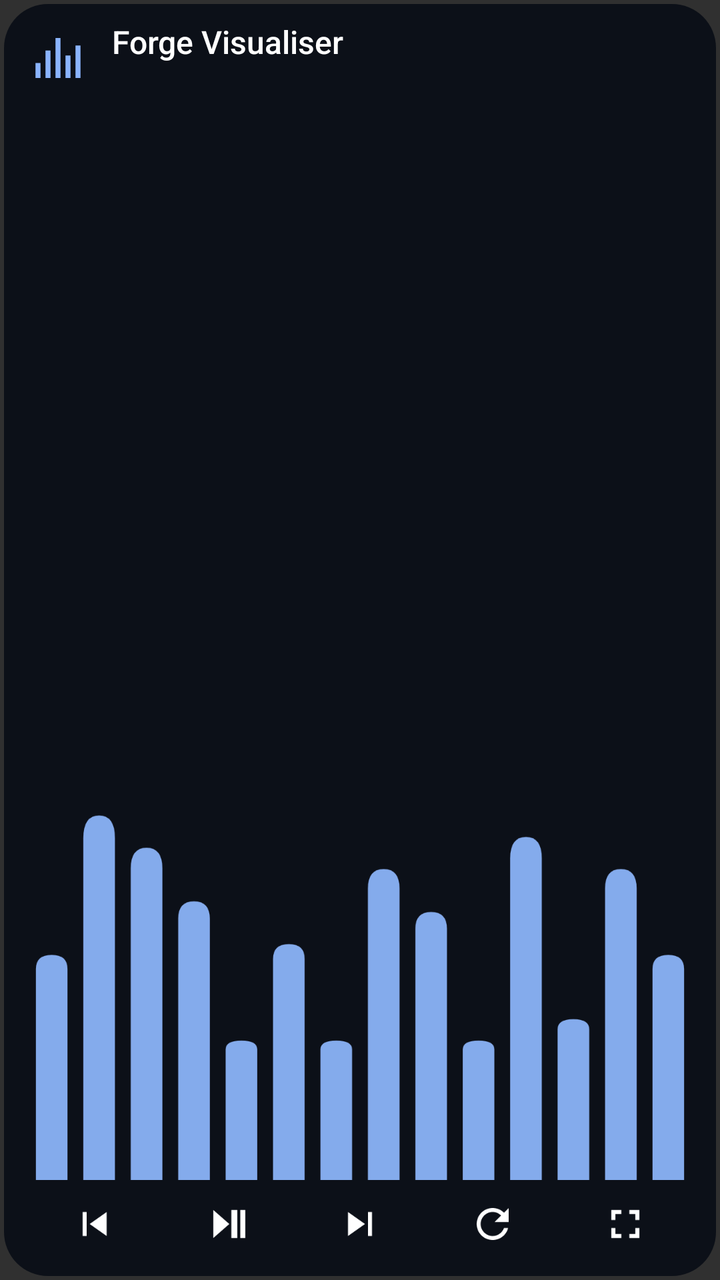
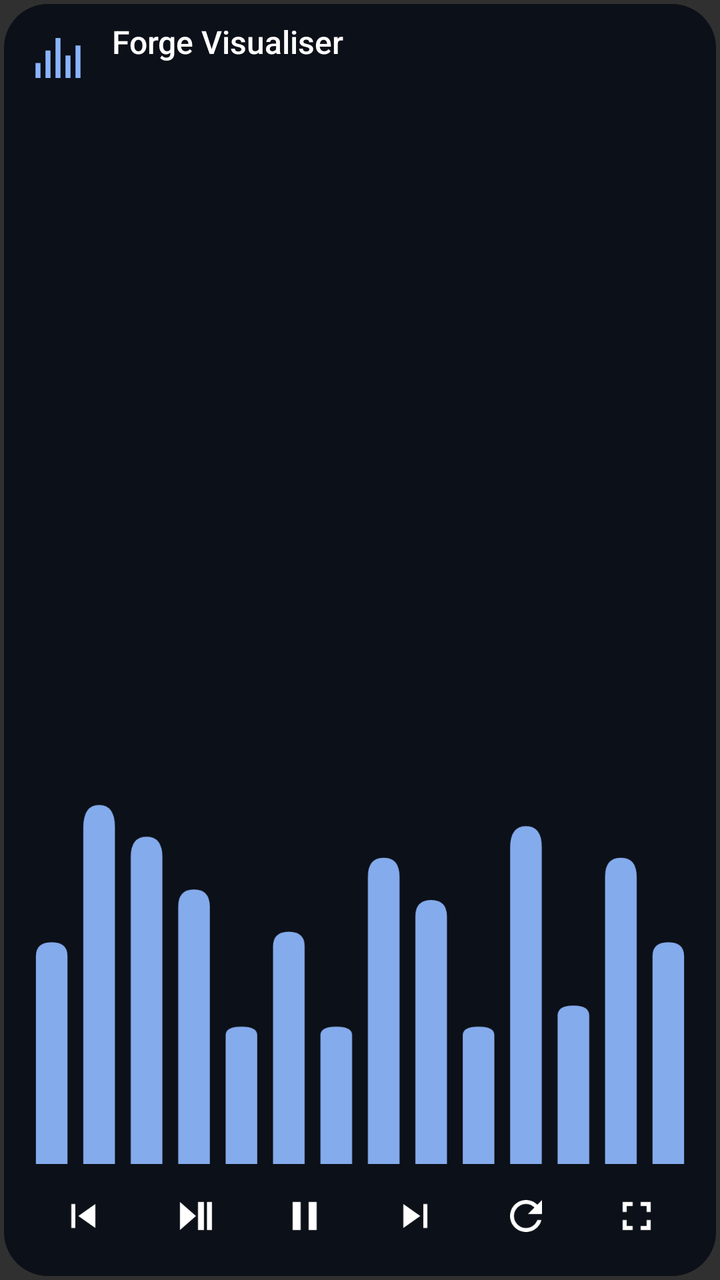

Screens rendered from an Android XML layout before and after an edit, with the pre-edit source and the edit as a unified diff.
<!-- AndroidManifest.xml: application theme android:Theme.Material.NoActionBar.Fullscreen -->
<!-- res/layout/widget_visualiser.xml -->
<?xml version="1.0" encoding="utf-8"?>
<FrameLayout xmlns:android="http://schemas.android.com/apk/res/android"
    android:id="@+id/root" android:layout_width="match_parent" android:layout_height="match_parent"
    android:padding="2dp">
  <ImageView android:id="@+id/bg" android:layout_width="match_parent"
      android:layout_height="match_parent" android:src="@drawable/panel" android:scaleType="fitXY"
      android:tint="#e60b0f17" android:contentDescription="@null" />
  <LinearLayout android:layout_width="match_parent" android:layout_height="match_parent"
      android:orientation="vertical" android:gravity="center_vertical" android:paddingStart="12dp"
      android:paddingEnd="12dp" android:paddingTop="8dp" android:paddingBottom="6dp">
    <LinearLayout android:id="@+id/open" android:layout_width="match_parent"
        android:layout_height="wrap_content" android:orientation="horizontal"
        android:gravity="center_vertical">
      <ImageView android:layout_width="30dp" android:layout_height="30dp"
          android:src="@drawable/ic_bars" android:contentDescription="@null" />
      <LinearLayout android:layout_width="0dp" android:layout_height="wrap_content"
          android:layout_weight="1" android:orientation="vertical" android:layout_marginStart="12dp">
        <TextView android:id="@+id/name" android:layout_width="match_parent"
            android:layout_height="wrap_content" android:text="@string/viz_name" android:textSize="16sp"
            android:textColor="#ffffffff" android:singleLine="true" android:ellipsize="end"
            android:fontFamily="sans-serif-medium" />
        <TextView android:id="@+id/info" android:layout_width="match_parent"
            android:layout_height="wrap_content" android:textSize="12sp" android:textColor="#b3d6e8ff"
            android:singleLine="true" android:ellipsize="end" />
      </LinearLayout>
    </LinearLayout>
    
    <ProgressBar android:id="@+id/bars" android:layout_width="match_parent"
        android:layout_height="0dp" android:layout_weight="1" android:layout_marginTop="6dp"
        android:indeterminate="true" android:indeterminateOnly="false"
        android:progressDrawable="@null" android:indeterminateDrawable="@drawable/viz_bars"
        android:indeterminateTint="#ff8fb8ff" android:indeterminateTintMode="src_in"
        android:minWidth="0dp" android:minHeight="18dp" android:maxWidth="4000dp"
        android:maxHeight="4000dp" android:importantForAccessibility="no" />
    <LinearLayout android:layout_width="match_parent" android:layout_height="40dp"
        android:layout_marginTop="2dp" android:orientation="horizontal" android:gravity="center">
      <ImageButton android:id="@+id/prev" android:layout_width="0dp" android:layout_height="40dp"
          android:layout_weight="1" android:src="@drawable/ic_prev" android:background="@null"
          android:contentDescription="Previous song" />
      <ImageButton android:id="@+id/play" android:layout_width="0dp" android:layout_height="40dp"
          android:layout_weight="1" android:src="@drawable/ic_play_pause" android:background="@null"
          android:contentDescription="Play or pause" />
      <ImageButton android:id="@+id/next" android:layout_width="0dp" android:layout_height="40dp"
          android:layout_weight="1" android:src="@drawable/ic_next" android:background="@null"
          android:contentDescription="Next song" />
      <ImageButton android:id="@+id/look" android:layout_width="0dp" android:layout_height="40dp"
          android:layout_weight="1" android:src="@drawable/ic_look" android:background="@null"
          android:contentDescription="Next look" />
      <ImageButton android:id="@+id/full" android:layout_width="0dp" android:layout_height="40dp"
          android:layout_weight="1" android:src="@drawable/ic_full" android:background="@null"
          android:contentDescription="Full screen" />
    </LinearLayout>
  </LinearLayout>
</FrameLayout>
<!-- resources referenced by this layout -->
<resources>
  <!-- drawable ic_bars (drawable) -->
  <?xml version="1.0" encoding="utf-8"?>
  <vector xmlns:android="http://schemas.android.com/apk/res/android"
      android:width="24dp" android:height="24dp" android:viewportWidth="24" android:viewportHeight="24">
    <path android:fillColor="#ff8ab4ff" android:pathData="M3,14h2v6H3zM7,9h2v11H7zM11,4h2v16h-2zM15,11h2v9h-2zM19,7h2v13h-2z" />
  </vector>
  <!-- drawable ic_full (drawable) -->
  <?xml version="1.0" encoding="utf-8"?>
  <vector xmlns:android="http://schemas.android.com/apk/res/android"
      android:width="24dp" android:height="24dp" android:viewportWidth="24" android:viewportHeight="24">
    <path android:fillColor="#ffffffff" android:pathData="M7,14H5v5h5v-2H7v-3zM5,10h2V7h3V5H5v5zM17,17h-3v2h5v-5h-2v3zM14,5v2h3v3h2V5h-5z" />
  </vector>
  <!-- drawable ic_look (drawable) -->
  <?xml version="1.0" encoding="utf-8"?>
  <vector xmlns:android="http://schemas.android.com/apk/res/android"
      android:width="24dp" android:height="24dp" android:viewportWidth="24" android:viewportHeight="24">
    <path android:fillColor="#ffffffff" android:pathData="M17.65,6.35C16.2,4.9 14.21,4 12,4c-4.42,0 -7.99,3.58 -7.99,8s3.57,8 7.99,8c3.73,0 6.84,-2.55 7.73,-6h-2.08c-0.82,2.33 -3.04,4 -5.65,4 -3.31,0 -6,-2.69 -6,-6s2.69,-6 6,-6c1.66,0 3.14,0.69 4.22,1.78L13,11h7V4l-2.35,2.35z" />
  </vector>
  <!-- drawable ic_next (drawable) -->
  <?xml version="1.0" encoding="utf-8"?>
  <vector xmlns:android="http://schemas.android.com/apk/res/android"
      android:width="24dp" android:height="24dp" android:viewportWidth="24" android:viewportHeight="24">
    <path android:fillColor="#ffffffff" android:pathData="M6,18l8.5,-6L6,6v12zM16,6v12h2V6h-2z" />
  </vector>
  <!-- drawable ic_play_pause (drawable) -->
  <?xml version="1.0" encoding="utf-8"?>
  <vector xmlns:android="http://schemas.android.com/apk/res/android"
      android:width="24dp" android:height="24dp" android:viewportWidth="24" android:viewportHeight="24">
    <path android:fillColor="#ffffffff" android:pathData="M5,5v14l8,-7zM14,5h3v14h-3zM18.5,5h2.5v14h-2.5z" />
  </vector>
  <!-- drawable ic_prev (drawable) -->
  <?xml version="1.0" encoding="utf-8"?>
  <vector xmlns:android="http://schemas.android.com/apk/res/android"
      android:width="24dp" android:height="24dp" android:viewportWidth="24" android:viewportHeight="24">
    <path android:fillColor="#ffffffff" android:pathData="M6,6h2v12H6zM9.5,12l8.5,6V6z" />
  </vector>
  <!-- drawable panel (drawable) -->
  <?xml version="1.0" encoding="utf-8"?>
  <shape xmlns:android="http://schemas.android.com/apk/res/android" android:shape="rectangle">
    <solid android:color="#ff121826" />
    <corners android:radius="22dp" />
  </shape>
  <!-- drawable viz_bars: vector/xml drawable (drawable, 8401 chars, omitted) -->
  <string name="viz_name">Forge Visualiser</string>
</resources>

<!-- the commit's change to res/layout/widget_visualiser.xml (unified diff, before → after) -->
@@ -32,21 +32,24 @@
         android:indeterminateTint="#ff8fb8ff" android:indeterminateTintMode="src_in"
         android:minWidth="0dp" android:minHeight="18dp" android:maxWidth="4000dp"
         android:maxHeight="4000dp" android:importantForAccessibility="no" />
-    <LinearLayout android:layout_width="match_parent" android:layout_height="40dp"
+    <LinearLayout android:layout_width="match_parent" android:layout_height="48dp"
         android:layout_marginTop="2dp" android:orientation="horizontal" android:gravity="center">
-      <ImageButton android:id="@+id/prev" android:layout_width="0dp" android:layout_height="40dp"
+      <ImageButton android:id="@+id/prev" android:layout_width="0dp" android:layout_height="48dp"
           android:layout_weight="1" android:src="@drawable/ic_prev" android:background="@null"
           android:contentDescription="Previous song" />
-      <ImageButton android:id="@+id/play" android:layout_width="0dp" android:layout_height="40dp"
+      <ImageButton android:id="@+id/play" android:layout_width="0dp" android:layout_height="48dp"
           android:layout_weight="1" android:src="@drawable/ic_play_pause" android:background="@null"
           android:contentDescription="Play or pause" />
-      <ImageButton android:id="@+id/next" android:layout_width="0dp" android:layout_height="40dp"
+      <ImageButton android:id="@+id/pause" android:layout_width="0dp" android:layout_height="48dp"
+          android:layout_weight="1" android:src="@drawable/ic_pause" android:background="@null"
+          android:contentDescription="Pause" />
+      <ImageButton android:id="@+id/next" android:layout_width="0dp" android:layout_height="48dp"
           android:layout_weight="1" android:src="@drawable/ic_next" android:background="@null"
           android:contentDescription="Next song" />
-      <ImageButton android:id="@+id/look" android:layout_width="0dp" android:layout_height="40dp"
+      <ImageButton android:id="@+id/look" android:layout_width="0dp" android:layout_height="48dp"
           android:layout_weight="1" android:src="@drawable/ic_look" android:background="@null"
           android:contentDescription="Next look" />
-      <ImageButton android:id="@+id/full" android:layout_width="0dp" android:layout_height="40dp"
+      <ImageButton android:id="@+id/full" android:layout_width="0dp" android:layout_height="48dp"
           android:layout_weight="1" android:src="@drawable/ic_full" android:background="@null"
           android:contentDescription="Full screen" />
     </LinearLayout>
<!-- resource entries referenced after the edit -->
@@ -24,6 +24,12 @@
       android:width="24dp" android:height="24dp" android:viewportWidth="24" android:viewportHeight="24">
     <path android:fillColor="#ffffffff" android:pathData="M6,18l8.5,-6L6,6v12zM16,6v12h2V6h-2z" />
   </vector>
+  <!-- drawable ic_pause (drawable) -->
+  <?xml version="1.0" encoding="utf-8"?>
+  <vector xmlns:android="http://schemas.android.com/apk/res/android"
+      android:width="24dp" android:height="24dp" android:viewportWidth="24" android:viewportHeight="24">
+    <path android:fillColor="#ffffffff" android:pathData="M6,5h4v14h-4zM14,5h4v14h-4z" />
+  </vector>
   <!-- drawable ic_play_pause (drawable) -->
   <?xml version="1.0" encoding="utf-8"?>
   <vector xmlns:android="http://schemas.android.com/apk/res/android"
